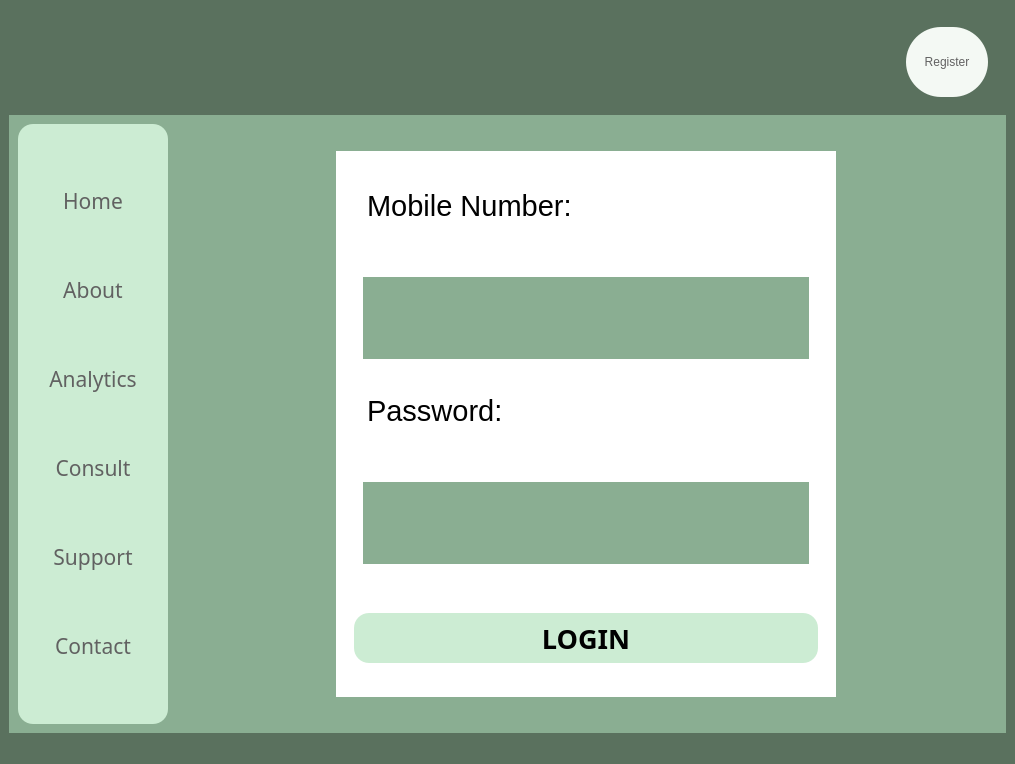
Before: the Qt Designer form Login_window.ui in srishtiigautam/restorehealth, drawn with Qt 5.
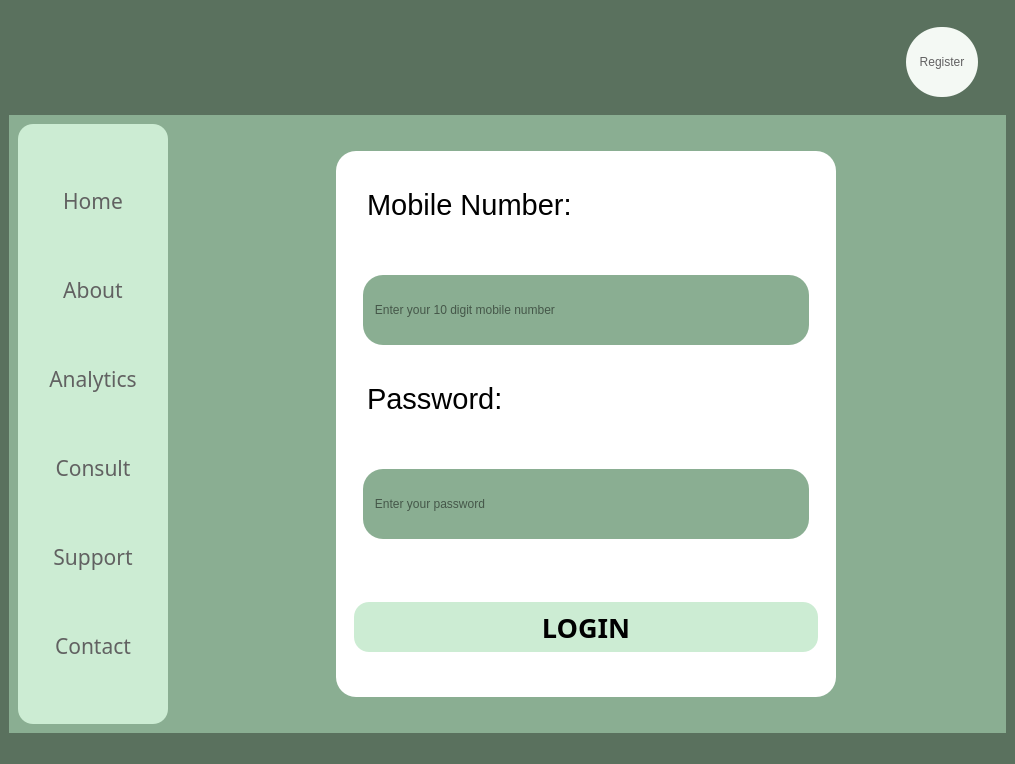
After: the same form once the commit is applied. Icons and pictures are not drawn.

The edit to the form file:
```diff
--- a/Login_window.ui
+++ b/Login_window.ui
@@ -141,9 +141,15 @@
          <property name="frameShadow">
           <enum>QFrame::Raised</enum>
          </property>
-         <layout class="QHBoxLayout" name="horizontalLayout_6">
-          <item>
            <widget class="QPushButton" name="Register_Button">
+          <property name="geometry">
+           <rect>
+            <x>9</x>
+            <y>9</y>
+            <width>72</width>
+            <height>70</height>
+           </rect>
+          </property>
             <property name="minimumSize">
              <size>
               <width>72</width>
@@ -162,8 +168,6 @@
              <string>Register</string>
             </property>
            </widget>
-          </item>
-         </layout>
         </widget>
        </item>
       </layout>
@@ -515,7 +519,8 @@
                    </size>
                   </property>
                   <property name="styleSheet">
-                   <string notr="true">background-color: rgb(255, 255, 255);</string>
+                   <string notr="true">background-color: rgb(255, 255, 255);
+border-radius:20px;</string>
                   </property>
                   <property name="frameShape">
                    <enum>QFrame::StyledPanel</enum>
@@ -566,7 +571,7 @@
                          <enum>QFrame::Raised</enum>
                         </property>
                         <layout class="QVBoxLayout" name="verticalLayout_11">
-                         <item>
+                         <item alignment="Qt::AlignVCenter">
                           <widget class="QTextBrowser" name="textBrowser">
                            <property name="minimumSize">
                             <size>
@@ -611,33 +616,24 @@
                          <enum>QFrame::Raised</enum>
                         </property>
                         <layout class="QVBoxLayout" name="verticalLayout_6">
-                         <item alignment="Qt::AlignVCenter">
-                          <widget class="QTextEdit" name="textEdit">
+                         <item alignment="Qt::AlignTop">
+                          <widget class="QLineEdit" name="mobile_entry">
                            <property name="minimumSize">
                             <size>
                              <width>0</width>
-                             <height>60</height>
+                             <height>70</height>
                             </size>
                            </property>
                            <property name="maximumSize">
                             <size>
                              <width>16777215</width>
-                             <height>16777215</height>
+                             <height>40</height>
                             </size>
                            </property>
-                           <property name="font">
-                            <font>
-                             <pointsize>14</pointsize>
-                             <italic>true</italic>
-                            </font>
-                           </property>
-                           <property name="cursor" stdset="0">
-                            <cursorShape>IBeamCursor</cursorShape>
-                           </property>
                            <property name="styleSheet">
-                            <string notr="true">QTextEdit{
+                            <string notr="true">QLineEdit{
 background-color: rgb(138, 174, 146);
-color: rgb(255, 255, 255);
+	color: rgb(0, 0, 0);
 }
 
 QTextEdit:focus{
@@ -646,16 +642,11 @@
 	color: rgb(0, 0, 0);
 }</string>
                            </property>
-                           <property name="frameShape">
-                            <enum>QFrame::Box</enum>
+                           <property name="cursorPosition">
+                            <number>0</number>
                            </property>
-                           <property name="html">
-                            <string>&lt;!DOCTYPE HTML PUBLIC &quot;-//W3C//DTD HTML 4.0//EN&quot; &quot;http://www.w3.org/TR/REC-html40/strict.dtd&quot;&gt;
-&lt;html&gt;&lt;head&gt;&lt;meta name=&quot;qrichtext&quot; content=&quot;1&quot; /&gt;&lt;meta charset=&quot;utf-8&quot; /&gt;&lt;style type=&quot;text/css&quot;&gt;
-p, li { white-space: pre-wrap; }
-hr { height: 1px; border-width: 0; }
-&lt;/style&gt;&lt;/head&gt;&lt;body style=&quot; font-family:'Segoe UI'; font-size:14pt; font-weight:400; font-style:italic;&quot;&gt;
-&lt;p style=&quot;-qt-paragraph-type:empty; margin-top:0px; margin-bottom:0px; margin-left:0px; margin-right:0px; -qt-block-indent:0; text-indent:0px; font-size:28pt; font-style:normal;&quot;&gt;&lt;br /&gt;&lt;/p&gt;&lt;/body&gt;&lt;/html&gt;</string>
+                           <property name="placeholderText">
+                            <string>   Enter your 10 digit mobile number</string>
                            </property>
                           </widget>
                          </item>
@@ -686,7 +677,7 @@
                          <enum>QFrame::Raised</enum>
                         </property>
                         <layout class="QHBoxLayout" name="horizontalLayout_7">
-                         <item>
+                         <item alignment="Qt::AlignVCenter">
                           <widget class="QTextBrowser" name="textBrowser_2">
                            <property name="minimumSize">
                             <size>
@@ -731,33 +722,24 @@
                          <enum>QFrame::Raised</enum>
                         </property>
                         <layout class="QVBoxLayout" name="verticalLayout_7">
-                         <item>
-                          <widget class="QTextEdit" name="textEdit_2">
+                         <item alignment="Qt::AlignTop">
+                          <widget class="QLineEdit" name="password_entry">
                            <property name="minimumSize">
                             <size>
                              <width>0</width>
-                             <height>60</height>
+                             <height>70</height>
                             </size>
                            </property>
                            <property name="maximumSize">
                             <size>
                              <width>16777215</width>
-                             <height>16777215</height>
+                             <height>40</height>
                             </size>
                            </property>
-                           <property name="font">
-                            <font>
-                             <pointsize>14</pointsize>
-                             <italic>true</italic>
-                            </font>
-                           </property>
-                           <property name="cursor" stdset="0">
-                            <cursorShape>IBeamCursor</cursorShape>
-                           </property>
                            <property name="styleSheet">
-                            <string notr="true">QTextEdit{
+                            <string notr="true">QLineEdit{
 background-color: rgb(138, 174, 146);
-color: rgb(255, 255, 255);
+color:rgb(0, 0, 0);
 }
 
 QTextEdit:focus{
@@ -766,16 +748,11 @@
 	color: rgb(0, 0, 0);
 }</string>
                            </property>
-                           <property name="frameShape">
-                            <enum>QFrame::Box</enum>
+                           <property name="echoMode">
+                            <enum>QLineEdit::Password</enum>
                            </property>
-                           <property name="html">
-                            <string>&lt;!DOCTYPE HTML PUBLIC &quot;-//W3C//DTD HTML 4.0//EN&quot; &quot;http://www.w3.org/TR/REC-html40/strict.dtd&quot;&gt;
-&lt;html&gt;&lt;head&gt;&lt;meta name=&quot;qrichtext&quot; content=&quot;1&quot; /&gt;&lt;meta charset=&quot;utf-8&quot; /&gt;&lt;style type=&quot;text/css&quot;&gt;
-p, li { white-space: pre-wrap; }
-hr { height: 1px; border-width: 0; }
-&lt;/style&gt;&lt;/head&gt;&lt;body style=&quot; font-family:'Segoe UI'; font-size:14pt; font-weight:400; font-style:italic;&quot;&gt;
-&lt;p style=&quot;-qt-paragraph-type:empty; margin-top:0px; margin-bottom:0px; margin-left:0px; margin-right:0px; -qt-block-indent:0; text-indent:0px; font-size:28pt; font-style:normal;&quot;&gt;&lt;br /&gt;&lt;/p&gt;&lt;/body&gt;&lt;/html&gt;</string>
+                           <property name="placeholderText">
+                            <string>   Enter your password</string>
                            </property>
                           </widget>
                          </item>
```
Left out of the diff: 6 changed lines with no effect on the pictures. Lines whose indentation alone changed are shown as unchanged.
